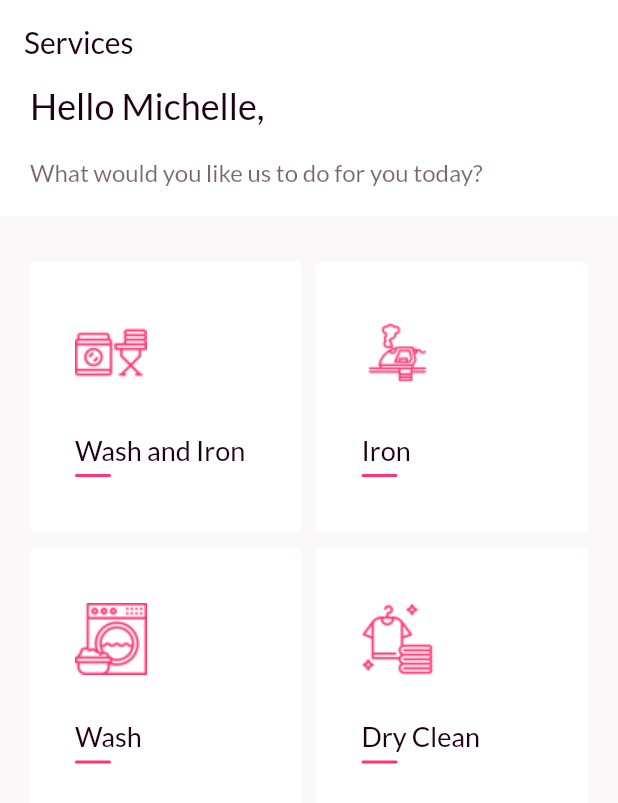
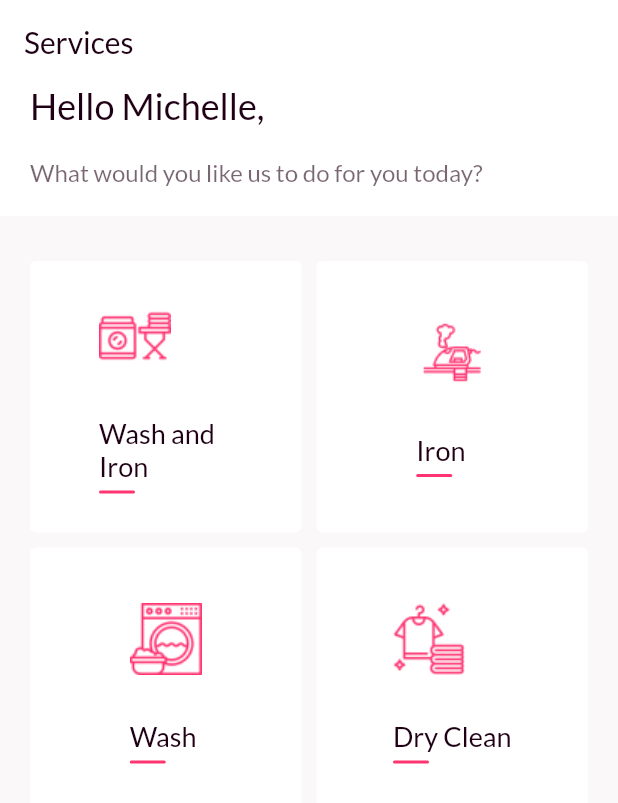
Before and after one commit to cyuket/little_drop, a Flutter app: the HomeView screen opened directly, on a phone screen of 412 x 824 dp. Shown: the top 803 px of the screen. Run offline on Flutter 3.47's test engine with Material 2 defaults, Android fonts, the phone set to English and light mode, and no system bars; our stand-ins replace cloud_firestore, firebase_auth, flutter_svg, get_it, google_fonts, provider_architecture; missing offline and left inert: grouped_buttons; accounts and stored records are empty.

Commit message:
Ui Correction

```diff
--- a/lib/ui/views/home_view.dart
+++ b/lib/ui/views/home_view.dart
@@ -3,7 +3,7 @@ import 'package:little_drops/constants/assets.dart';
 import 'package:little_drops/ui/shared/app_colors.dart';
 import 'package:google_fonts/google_fonts.dart';
 import 'package:little_drops/ui/shared/ui_helpers.dart';
-import 'package:little_drops/ui/shared/screen_util.dart';
+import 'package:little_drops/ui/widgets/home_cards.dart';
 
 class HomeView extends StatelessWidget {
   @override
@@ -91,42 +91,3 @@ class HomeView extends StatelessWidget {
     );
   }
 }
-
-class HomeCards extends StatelessWidget {
-  const HomeCards({@required this.iconImage, @required this.name});
-
-  final String iconImage, name;
-
-  @override
-  Widget build(BuildContext context) {
-    return Container(
-      padding: EdgeInsets.symmetric(horizontal: 30.0),
-      decoration: BoxDecoration(
-        borderRadius: BorderRadius.circular(4),
-        color: Colors.white,
-      ),
-      child: Column(
-        crossAxisAlignment: CrossAxisAlignment.start,
-        mainAxisAlignment: MainAxisAlignment.center,
-        children: <Widget>[
-          Image.asset(iconImage),
-          verticalSpace(30),
-          Text(
-            name,
-            style: GoogleFonts.lato(
-              textStyle: TextStyle(color: AppColors().textColor, fontSize: 18),
-            ),
-          ),
-          verticalSpace(5),
-          Container(
-            height: 2,
-            width: 24,
-            decoration: BoxDecoration(
-                borderRadius: BorderRadius.circular(2),
-                color: AppColors().primaryColor),
-          )
-        ],
-      ),
-    );
-  }
-}
--- /dev/null
+++ b/lib/ui/widgets/home_cards.dart
@@ -0,0 +1,49 @@
+import 'package:flutter/material.dart';
+import 'package:google_fonts/google_fonts.dart';
+import 'package:little_drops/ui/shared/app_colors.dart';
+import 'package:little_drops/ui/shared/ui_helpers.dart';
+
+class HomeCards extends StatelessWidget {
+  const HomeCards(
+      {@required this.iconImage, @required this.name, this.onPressed});
+
+  final String iconImage, name;
+  final Function onPressed;
+
+  @override
+  Widget build(BuildContext context) {
+    return Container(
+      padding: EdgeInsets.symmetric(horizontal: 30.0),
+      decoration: BoxDecoration(
+        borderRadius: BorderRadius.circular(4),
+        color: Colors.white,
+      ),
+      child: MaterialButton(
+        onPressed: onPressed,
+        child: Column(
+          crossAxisAlignment: CrossAxisAlignment.start,
+          mainAxisAlignment: MainAxisAlignment.center,
+          children: <Widget>[
+            Image.asset(iconImage),
+            verticalSpace(30),
+            Text(
+              name,
+              style: GoogleFonts.lato(
+                textStyle:
+                    TextStyle(color: AppColors().textColor, fontSize: 18),
+              ),
+            ),
+            verticalSpace(5),
+            Container(
+              height: 2,
+              width: 24,
+              decoration: BoxDecoration(
+                  borderRadius: BorderRadius.circular(2),
+                  color: AppColors().primaryColor),
+            )
+          ],
+        ),
+      ),
+    );
+  }
+}
```
